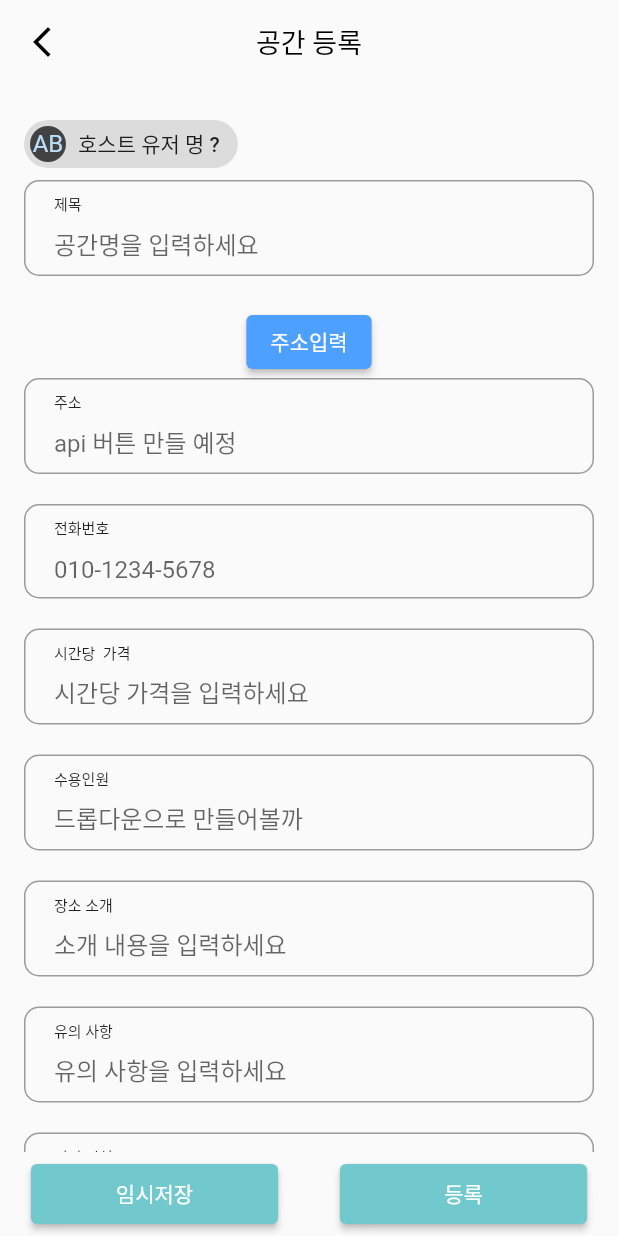
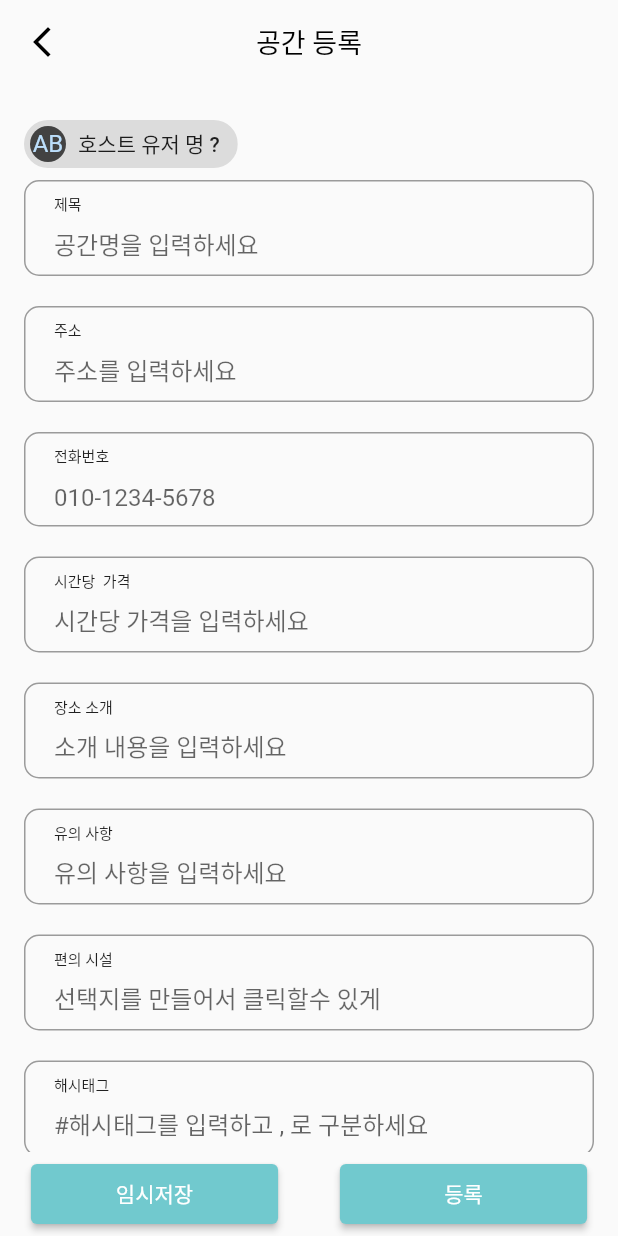
Before and after one commit to clean17/Village-Front-Project, a Flutter app: the screen it shows after launch, on a phone screen of 412 x 824 dp. Run offline on Flutter 3.47's test engine with Material 2 defaults, Android fonts, the phone set to English and light mode, and no system bars; our stand-ins replace flutter_riverpod, font_awesome_flutter, lottie; project files that could hold a hidden picture were left out.

Commit message:
공간 등록 초안

```diff
--- a/lib/view/pages/chat/chat_room_page.dart
+++ b/lib/view/pages/chat/chat_room_page.dart
@@ -17,7 +17,7 @@ class ChatRoomPage extends ConsumerWidget {
     ChatRoomPageModel? pm = ref.watch(chatRoomPageProvider);
 
     return Scaffold(
-      backgroundColor: Colors.transparent,
+      // backgroundColor: Colors.transparent,
       appBar: AppBar(
         leading: const Icon(
           Icons.arrow_back_ios,
--- a/lib/view/pages/host/host_place_resister_page.dart
+++ b/lib/view/pages/host/host_place_resister_page.dart
@@ -2,9 +2,12 @@ import 'package:flutter/material.dart';
 import 'package:village/core/color.dart';
 import 'package:village/core/style.dart';
 import 'package:village/view/widgets/bottom_button.dart';
-import 'package:village/view/widgets/custom_elevated_button.dart';
+import 'package:village/view/widgets/host/address_form_field.dart';
 import 'package:village/view/widgets/host/common_form_field.dart';
 import 'package:village/view/widgets/host/hashtag-form-field.dart';
+import 'package:village/view/widgets/host/image_input_box.dart';
+import 'package:village/view/widgets/host/people_picker.dart';
+import 'package:village/view/widgets/host/place_time_picker.dart';
 import 'package:village/view/widgets/host/tel_form_field.dart';
 import 'package:village/view/widgets/resister_appbar.dart';
 
@@ -33,10 +36,10 @@ class _HostPlaceResisterPageState extends State<HostPlaceResisterPage> {
   bool _isButton5Pressed = false;
   bool _isButton6Pressed = false;
   bool _isButton7Pressed = false;
-  String? _selectedItem = 'Item 1';
+  final String _selectedItem = 'Item 1';
   final RangeValues _selectedRange = const RangeValues(0, 50);
 
-  Duration _selectedTime = const Duration(hours: 0, minutes: 0);
+  final Duration _selectedTime = const Duration(hours: 0, minutes: 0);
 
   @override
   Widget build(BuildContext context) {
@@ -62,16 +65,21 @@ class _HostPlaceResisterPageState extends State<HostPlaceResisterPage> {
                 ),
               ),
               const CommonFormField(hintText: '공간명을 입력하세요', prefixText: '제목'),
-              const CustomElevatedButton(
-                text: '주소입력',
-                color: kAccentColor,
-              ),
-              const CommonFormField(hintText: 'api 버튼 만들 예정', prefixText: '주소'),
+              // const CustomElevatedButton(
+              //   text: '주소입력',
+              //   color: kAccentColor,
+              // ),
+              GestureDetector(
+                  onTap: () {
+                    // 주소 api 열기
+                  },
+                  child: const AddressFormField(
+                      hintText: '주소를 입력하세요', prefixText: '주소')),
               const TelFormField(hintText: '010-1234-5678', prefixText: '전화번호'),
               const CommonFormField(
                   hintText: '시간당 가격을 입력하세요', prefixText: '시간당  가격'),
-              const CommonFormField(
-                  hintText: '드롭다운으로 만들어볼까', prefixText: '수용인원'),
+
+              // CupertinoPickerApp(),
               const CommonFormField(
                   hintText: '소개 내용을 입력하세요', prefixText: '장소 소개'),
               const CommonFormField(
@@ -80,52 +88,7 @@ class _HostPlaceResisterPageState extends State<HostPlaceResisterPage> {
                   hintText: '선택지를 만들어서 클릭할수 있게', prefixText: '편의 시설'),
               const HashtagFormField(
                   hintText: '#해시태그를 입력하고 , 로 구분하세요', prefixText: '해시태그'),
-              const CommonFormField(
-                  hintText: '이미지를 받을수 있게 권한설정 필요', prefixText: '이미지'),
-              Slider(
-                value: _selectedTime.inMinutes.toDouble(),
-                min: 0,
-                max: 23 * 60 + 30,
-                divisions: 48,
-                label:
-                    '${_selectedTime.inHours.toString().padLeft(2, '0')}:${(_selectedTime.inMinutes % 60).toString().padLeft(2, '0')}',
-                onChanged: (double value) {
-                  setState(() {
-                    _selectedTime = Duration(minutes: value.toInt());
-                  });
-                },
-              ),
-              Row(
-                mainAxisAlignment: MainAxisAlignment.center,
-                children: [
-                  Text('${_selectedTime.inHours.toString().padLeft(2, '0')}:'),
-                  Text((_selectedTime.inMinutes % 60)
-                      .toString()
-                      .padLeft(2, '0')),
-                ],
-              ),
-              DropdownButton<String>(
-                value: _selectedItem,
-                items: const [
-                  DropdownMenuItem(
-                    value: 'Item 1',
-                    child: Text('Item 1'),
-                  ),
-                  DropdownMenuItem(
-                    value: 'Item 2',
-                    child: Text('Item 2'),
-                  ),
-                  DropdownMenuItem(
-                    value: 'Item 3',
-                    child: Text('Item 3'),
-                  ),
-                ],
-                onChanged: (value) {
-                  setState(() {
-                    _selectedItem = value;
-                  });
-                },
-              ),
+              const ImageInputBox(),
               const Align(
                   alignment: Alignment.centerLeft,
                   child: Text(
@@ -135,7 +98,29 @@ class _HostPlaceResisterPageState extends State<HostPlaceResisterPage> {
               const SizedBox(
                 height: 10,
               ),
-              Row(
+              dateSelect(dayWeith, dayHeight),
+              const PlaceTimePicker(text: '예약 시작 시간'),
+              const PlaceTimePicker(text: '예약 종료 시간'),
+              const PeoplePicker(),
+            ],
+          ),
+        ),
+      ),
+      bottomNavigationBar: Padding(
+        padding: const EdgeInsets.symmetric(vertical: 4),
+        child: Row(
+          mainAxisAlignment: MainAxisAlignment.spaceAround,
+          children: [
+            BottomButton(mWeith: mWeith * 0.5, text: '임시저장'),
+            BottomButton(mWeith: mWeith * 0.5, text: '등록'),
+          ],
+        ),
+      ),
+    );
+  }
+
+  Row dateSelect(double dayWeith, double dayHeight) {
+    return Row(
       children: [
         Container(
           width: dayWeith,
@@ -264,21 +249,6 @@ class _HostPlaceResisterPageState extends State<HostPlaceResisterPage> {
           ),
         ),
       ],
-              )
-            ],
-          ),
-        ),
-      ),
-      bottomNavigationBar: Padding(
-        padding: const EdgeInsets.symmetric(vertical: 4),
-        child: Row(
-          mainAxisAlignment: MainAxisAlignment.spaceAround,
-          children: [
-            BottomButton(mWeith: mWeith * 0.5, text: '임시저장'),
-            BottomButton(mWeith: mWeith * 0.5, text: '등록'),
-          ],
-        ),
-      ),
     );
   }
 }
--- /dev/null
+++ b/lib/view/widgets/host/address_form_field.dart
@@ -0,0 +1,47 @@
+import 'package:flutter/material.dart';
+
+class AddressFormField extends StatelessWidget {
+  final prefixText;
+  final hintText;
+  const AddressFormField(
+      {super.key, required this.prefixText, required this.hintText});
+
+  @override
+  Widget build(BuildContext context) {
+    return Container(
+      margin: const EdgeInsets.only(bottom: 20),
+      child: Stack(
+        children: [
+          TextFormField(
+            // enabled: false,
+            textAlignVertical: TextAlignVertical.bottom,
+            decoration: InputDecoration(
+              // 인풋과 박스의| 차이는 ?
+              contentPadding:
+                  const EdgeInsets.only(top: 30, left: 20, bottom: 10),
+              hintText: hintText,
+              border: OutlineInputBorder(
+                borderRadius: BorderRadius.circular(10),
+              ),
+              focusedBorder: OutlineInputBorder(
+                borderRadius: BorderRadius.circular(10),
+                borderSide: const BorderSide(
+                  color: Colors.black,
+                  width: 2,
+                ),
+              ),
+            ),
+          ),
+          Positioned(
+            top: 8,
+            left: 20,
+            child: Text(
+              prefixText,
+              style: const TextStyle(fontSize: 10),
+            ),
+          )
+        ],
+      ),
+    );
+  }
+}
```
Also changed, not shown: lib/view/widgets/host/image_input_box.dart (added, +25 -0 lines), lib/view/widgets/host/people_picker.dart (added, +91 -0 lines), lib/view/widgets/host/place_time_picker.dart (added, +87 -0 lines), 1 other file. Lines whose indentation alone changed are shown as unchanged.
